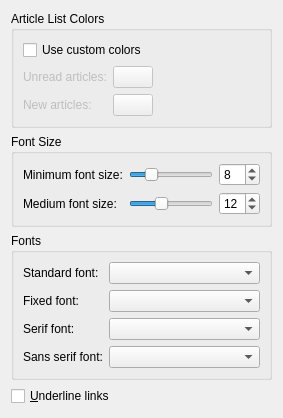
This is akregator2/configuration/settings_appearance.ui in KDE/kdepim as Qt 5 draws it before an edit. The edited form follows.
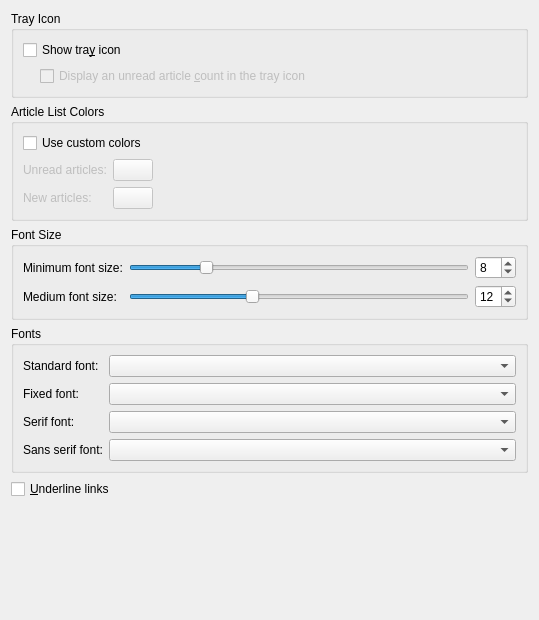
This is the edited form. Custom widgets are drawn as their Qt base class.

Commit message:
Remove features, merge configuration screens
The features
Mark as read on startup, Fetch all feeds on startup, Use browser cache
are obsolete/don't make much sense anymore when using Akonadi.
So remove the config options and merge the remaining one (Tray icon) into
the appearance page.

Patch:
```diff
--- a/akregator2/configuration/settings_appearance.ui
+++ b/akregator2/configuration/settings_appearance.ui
@@ -3,7 +3,61 @@
  <author>Frank Osterfeld</author>
  <class>Akregator2::SettingsAppearance</class>
  <widget class="QWidget" name="Akregator2::SettingsAppearance">
-  <layout class="QVBoxLayout" name="verticalLayout" stretch="0,0,0,0,1">
+  <property name="geometry">
+   <rect>
+    <x>0</x>
+    <y>0</y>
+    <width>539</width>
+    <height>620</height>
+   </rect>
+  </property>
+  <layout class="QVBoxLayout" name="verticalLayout_2">
+   <item>
+    <widget class="QGroupBox" name="groupBox_4">
+     <property name="title">
+      <string>Tray Icon</string>
+     </property>
+     <layout class="QVBoxLayout" name="verticalLayout">
+      <item>
+       <widget class="QCheckBox" name="kcfg_ShowTrayIcon">
+        <property name="text">
+         <string>Show tra&amp;y icon</string>
+        </property>
+       </widget>
+      </item>
+      <item>
+       <layout class="QHBoxLayout" name="horizontalLayout">
+        <item>
+         <spacer name="indent_kcfg_EnableTrayIconUnreadArticleCount">
+          <property name="orientation">
+           <enum>Qt::Horizontal</enum>
+          </property>
+          <property name="sizeType">
+           <enum>QSizePolicy::Fixed</enum>
+          </property>
+          <property name="sizeHint" stdset="0">
+           <size>
+            <width>17</width>
+            <height>12</height>
+           </size>
+          </property>
+         </spacer>
+        </item>
+        <item>
+         <widget class="QCheckBox" name="kcfg_EnableTrayIconUnreadArticleCount">
+          <property name="enabled">
+           <bool>false</bool>
+          </property>
+          <property name="text">
+           <string>Display an unread article &amp;count in the tray icon</string>
+          </property>
+         </widget>
+        </item>
+       </layout>
+      </item>
+     </layout>
+    </widget>
+   </item>
    <item>
     <widget class="QGroupBox" name="groupBox_3">
      <property name="title">
@@ -221,6 +275,9 @@
    </item>
    <item>
     <spacer>
+     <property name="orientation">
+      <enum>Qt::Vertical</enum>
+     </property>
      <property name="sizeHint" stdset="0">
       <size>
        <width>20</width>
@@ -232,26 +289,26 @@
   </layout>
  </widget>
  <customwidgets>
-  <customwidget>
-   <class>KIntSpinBox</class>
-   <extends>QSpinBox</extends>
-   <header>knuminput.h</header>
-  </customwidget>
   <customwidget>
    <class>KFontComboBox</class>
    <extends>KComboBox</extends>
    <header>kfontcombobox.h</header>
   </customwidget>
-  <customwidget>
-   <class>KComboBox</class>
-   <extends>QComboBox</extends>
-   <header>kcombobox.h</header>
-  </customwidget>
   <customwidget>
    <class>KColorButton</class>
    <extends>QPushButton</extends>
    <header>kcolorbutton.h</header>
   </customwidget>
+  <customwidget>
+   <class>KComboBox</class>
+   <extends>QComboBox</extends>
+   <header>kcombobox.h</header>
+  </customwidget>
+  <customwidget>
+   <class>KIntSpinBox</class>
+   <extends>QSpinBox</extends>
+   <header>knuminput.h</header>
+  </customwidget>
  </customwidgets>
  <resources/>
  <connections/>
```
The commit also changes 6 other files.
